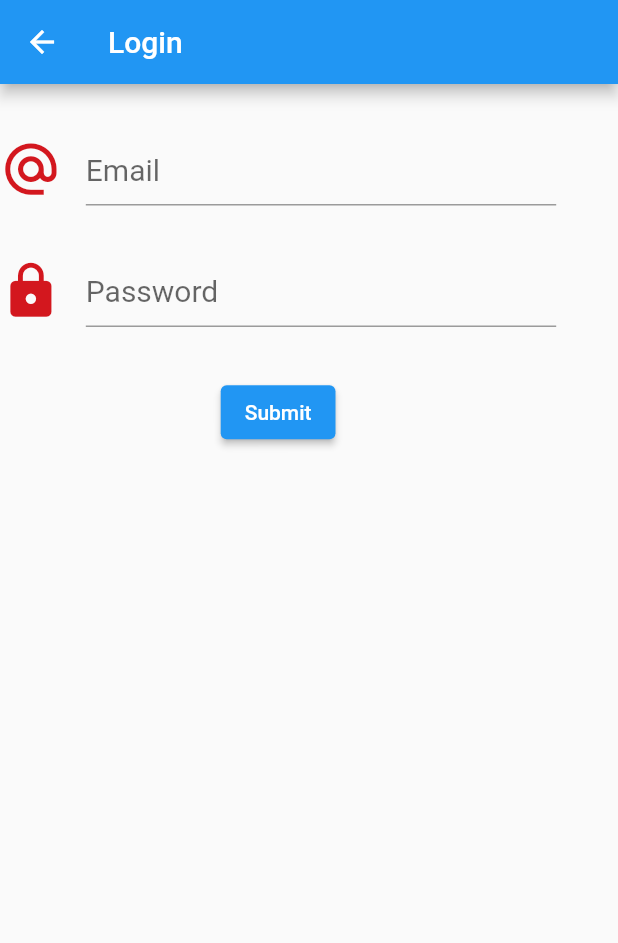
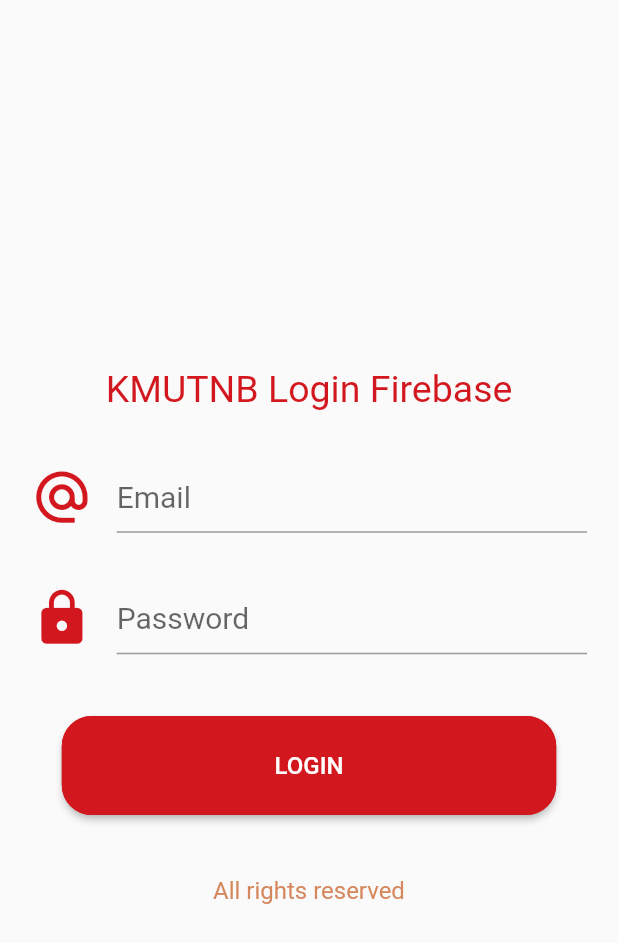
Before and after one commit to Pakorn2000/mobilefirst, a Flutter app: the screen it shows after launch, after a tap on "LOGIN", on a phone screen of 412 x 824 dp. Shown: the top 943 px of the screen. Run offline on Flutter 3.47's test engine with Material 2 defaults, Android fonts, the phone set to English and light mode, and no system bars; our stand-ins replace better_player, firebase_auth, firebase_core, firebase_database, geocoding, geolocator and 2 more; accounts and stored records are empty; network calls fail.

Commit message:
Update Realtime DB

```diff
--- a/lib/main.dart
+++ b/lib/main.dart
@@ -1,14 +1,21 @@
+import 'package:firebase_core/firebase_core.dart';
 import 'package:flutter/material.dart';
+import 'package:mobilefirst/screen/firebaselogin.dart';
+import 'package:mobilefirst/screen/firebaseregister.dart';
 import 'package:mobilefirst/screen/myimage.dart';
 import 'package:mobilefirst/screen/location.dart';
 import 'package:mobilefirst/screen/login.dart';
-import 'package:mobilefirst/screen/register.dart';
+import 'package:mobilefirst/screen/store.dart';
+//import 'package:mobilefirst/screen/register.dart';
 import 'package:mobilefirst/screen/video.dart';
 import 'config/constant.dart';
 import 'package:mobilefirst/index.dart';
 import 'package:mobilefirst/screen/dashboard.dart';
 
-void main() {
+Future<void> main() async {
+
+  WidgetsFlutterBinding.ensureInitialized();
+  await Firebase.initializeApp();
   runApp(Myapp());
 }
 
@@ -22,12 +29,15 @@ class Myapp extends StatelessWidget {
         secondaryHeaderColor: sColor,
         ),
         routes: {
-          'login': (context) => Login(),
-          'register': (context)=> Register(),
+          'login': (context) => FirebaseLogin(),
+          'register': (context)=> FirebaseRegister(),
           'dashboard': (context) => Dashboard(),
           'video': (context) => Video(),
           'myimage': (context) => MyImage(),
           'location': (context) => Location(),
+          'store': (context) => Store(),
+
+
         },
       home: Index(),
     );
--- /dev/null
+++ b/lib/screen/firebaselogin.dart
@@ -0,0 +1,138 @@
+import 'package:firebase_auth/firebase_auth.dart';
+import 'package:flutter/material.dart';
+import 'package:mobilefirst/config/constant.dart';
+import 'package:mobilefirst/screen/dashboard.dart';
+
+class FirebaseLogin extends StatefulWidget {
+  const FirebaseLogin({ Key? key }) : super(key: key);
+
+  @override
+  _FirebaseLoginState createState() => _FirebaseLoginState();
+}
+
+class _FirebaseLoginState extends State<FirebaseLogin> {
+  var email, password;
+  final formKey = GlobalKey<FormState>();
+
+  Future <void> checkUser() async {
+    try {
+      await FirebaseAuth.instance
+        .signInWithEmailAndPassword(email: email, password: password)
+        .then((value){
+          print('success');
+      // การสั่งให้มันเปลี่ยนไปหน้าใหม่
+        MaterialPageRoute materialPageRoute = MaterialPageRoute(
+            builder: (BuildContext context) => Dashboard());
+        Navigator.of(context).pushAndRemoveUntil(
+            materialPageRoute, (Route<dynamic> route) => false);
+
+        }).catchError((onError){
+          print(onError);
+        });
+
+    }catch (e){
+      print(e);
+    }
+  }
+
+
+  @override
+  Widget build(BuildContext context) {
+    Size size = MediaQuery.of(context).size;
+    return Scaffold(
+      body: Form(
+        key: formKey,
+        child: Container(
+          alignment: Alignment.center,
+          child: SingleChildScrollView(
+            child: Column(
+              mainAxisAlignment: MainAxisAlignment.start,
+              children: <Widget>[
+                SizedBox(
+                  height: size.height * 0.03,
+                ),
+                Text(
+                  'KMUTNB Login Firebase',
+                  style: TextStyle(fontSize: 25, color: pColor),
+                ),
+                SizedBox(
+                  height: size.height * 0.04,
+                ),
+                Container(
+                  width: size.width * 0.9,
+                  child: TextFormField(
+                    style: TextStyle(color: Colors.black, fontSize: 20),
+                    decoration: InputDecoration(
+                      icon: Icon(
+                        Icons.alternate_email,
+                        color: pColor,
+                        size: size.height * 0.05,
+                      ),
+                      hintText: "Email",
+                    ),
+                    onSaved: (value) {
+                      email = value!.trim();
+                    },
+                  ),
+                ),
+                SizedBox(
+                  height: size.height * 0.04,
+                ),
+                Container(
+                  width: size.width * 0.9,
+                  child: TextFormField(
+                    style: TextStyle(color: Colors.black, fontSize: 20),
+                    obscureText: true,
+                    decoration: InputDecoration(
+                      icon: Icon(
+                        Icons.lock,
+                        color: pColor,
+                        size: size.height * 0.05,
+                      ),
+                      hintText: "Password",
+                    ),
+                    onSaved: (value) {
+                      password = value!.trim();
+                    },
+                  ),
+                ),
+                SizedBox(
+                  height: size.height * 0.05,
+                ),
+                Container(
+                  width: size.width * 0.8,
+                  height: size.height * 0.08,
+                  child: RaisedButton(
+                    shape: RoundedRectangleBorder(
+                        borderRadius: BorderRadius.circular(20.0),
+                        side: BorderSide(color: pColor)),
+                    onPressed: () {
+                      formKey.currentState!.save();
+                      print('login');
+                      checkUser();
+
+                    },
+                    color: pColor,
+                    textColor: Colors.white,
+                    child: Text("login".toUpperCase(),
+                        style: TextStyle(fontSize: 16)),
+                  ),
+                ),
+                SizedBox(
+                  height: size.height * 0.05,
+                ),
+                Text(
+                  'All rights reserved',
+                  style: TextStyle(
+                    fontSize: 16,
+                    color: sColor,
+                  ),
+                ),
+              ],
+            ),
+          ),
+        ),
+      ),
+    );
+  }
+}
--- a/pubspec.yaml
+++ b/pubspec.yaml
@@ -39,6 +39,9 @@ dependencies:
   location: ^4.3.0
   geolocator: ^7.7.0
   geocoding: ^2.0.1
+  firebase_core: ^1.8.0
+  firebase_auth: ^3.1.4
+  firebase_database: ^8.0.2
 
 dev_dependencies:
   flutter_test:
```
Also changed, not shown: lib/screen/adddata.dart (added, +140 -0 lines), lib/screen/dashboard.dart (+29 -0 lines), lib/screen/firebaseregister.dart (added, +186 -0 lines), lib/screen/store.dart (added, +48 -0 lines), lib/screen/viewdata.dart (added, +71 -0 lines), pubspec.lock, 3 other files.
